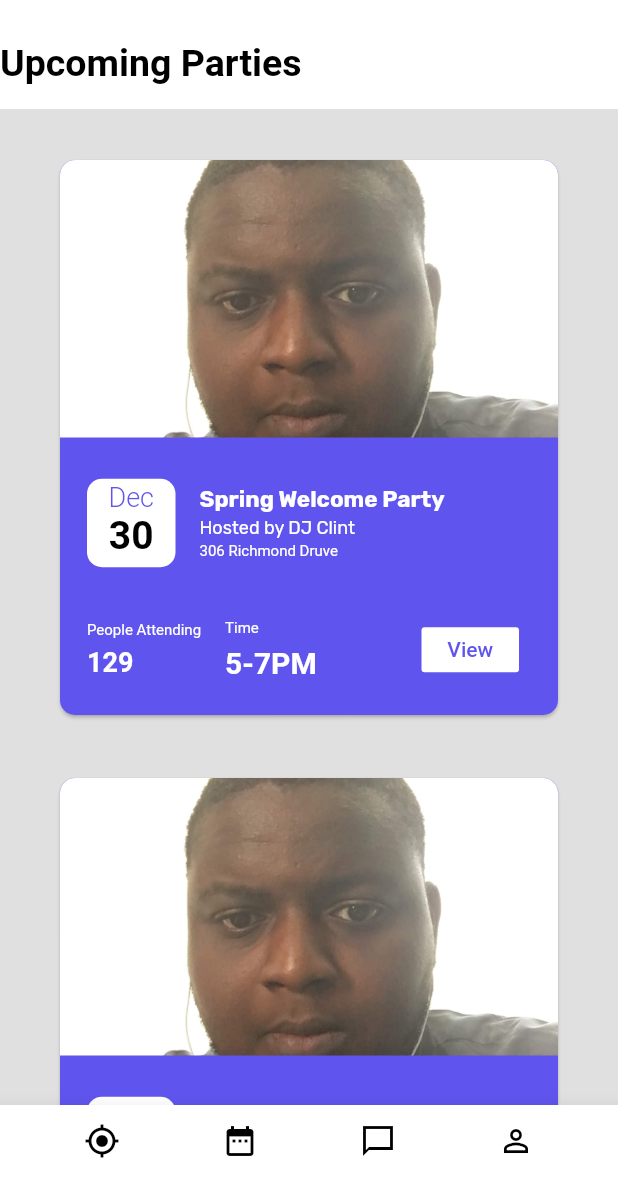
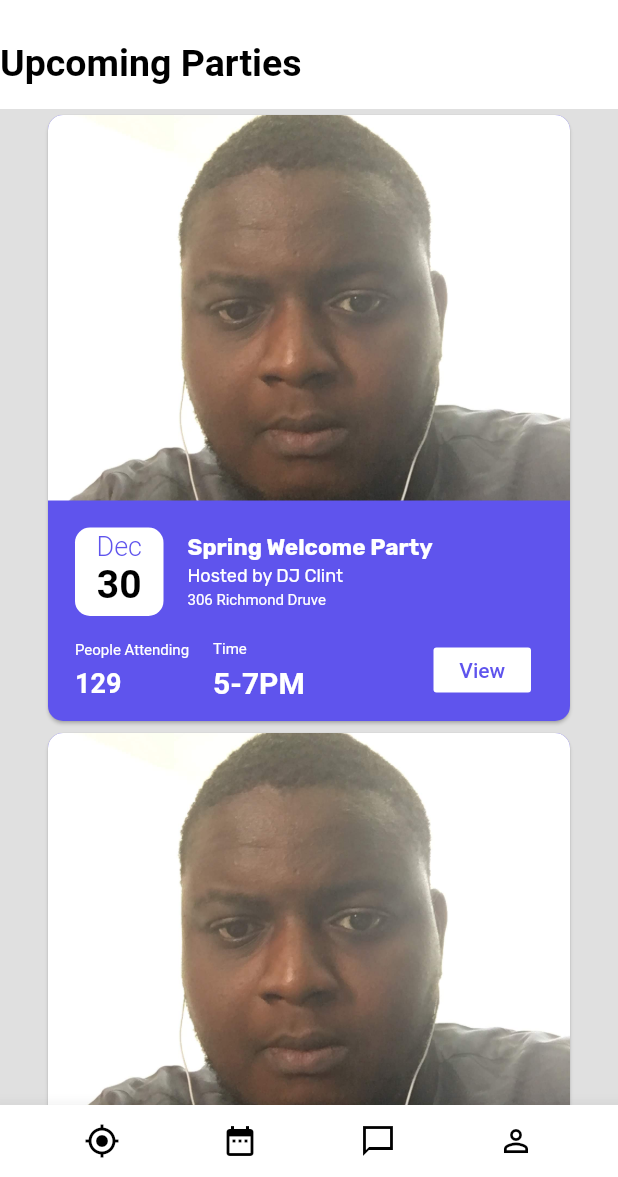
Before and after one commit to CalmExperts/Haus_party, a Flutter app: the MyHomePage screen opened directly, after a tap on the "card travel" icon, on a phone screen of 412 x 824 dp, the part 59-1236 px from its top. Run offline on Flutter 3.47's test engine with Material 2 defaults, Android fonts, the phone set to English and light mode, and no system bars; our stand-ins replace device_preview, flushbar, flutter_credit_card, google_fonts, google_maps_flutter and 3 more; missing offline and left inert: dart:ffi; accounts and stored records are empty; Roboto replaces fonts that are missing (Sofia, Varela).

Commit message:
responsive layout

```diff
--- a/lib/home_cards.dart
+++ b/lib/home_cards.dart
@@ -6,12 +6,14 @@ class PartyCard extends StatelessWidget {
   @override
   Widget build(BuildContext context) {
     return Container(
-      height: MediaQuery.of(context).size.height * 0.50,
+     padding: EdgeInsets.only(bottom:16),
+
+      height: MediaQuery.of(context).size.height * 0.5,
       child: ListView.builder(
         scrollDirection: Axis.horizontal,
         physics: BouncingScrollPhysics(),
         itemCount: 3,
-        itemExtent: MediaQuery.of(context).size.height * 0.533,
+        itemExtent: MediaQuery.of(context).size.width ,
         itemBuilder: (BuildContext context, int i) => CardItem(),
       ),
     );
@@ -25,8 +27,9 @@ class CardItem extends StatelessWidget {
 
   @override
   Widget build(BuildContext context) {
-    return Padding(
-      padding: const EdgeInsets.fromLTRB(16, 30, 16, 4),
+    return
+    Padding(
+      padding: const EdgeInsets.fromLTRB(8, 0, 08, 0),
       child: Card(
         // color: Colors.red,
         color: Color(0xFF5F54ED),
@@ -54,7 +57,7 @@ class CardItem extends StatelessWidget {
               ),
             ),
           ),
-          Flexible(child: Content())
+          Container(child: Content())
         ]),
       ),
     );
--- a/lib/main.dart
+++ b/lib/main.dart
@@ -1,4 +1,5 @@
 import 'dart:async';
+import 'package:device_preview/device_preview.dart';
 import 'package:flutter/material.dart';
 import 'package:haus_party/home_cards.dart';
 import 'package:haus_party/home_page_alt.dart';
@@ -17,7 +18,13 @@ import 'package:flutter_localizations/flutter_localizations.dart';
 import 'bottom_bar.dart';
 import 'location_settings.dart';
 
-void main() => runApp(MyApp());
+// void main() => runApp(MyApp());
+
+void main() {
+  runApp(DevicePreview(builder: (_) => MyApp(),
+  enabled: true,
+  ));
+}
 
 class MyApp extends StatelessWidget {
   // This widget is the root of your application.
@@ -49,6 +56,8 @@ class MyApp extends StatelessWidget {
           // is not restarted.
           primarySwatch: Colors.blue,
         ),
+              builder: DevicePreview.appBuilder,
+      locale: DevicePreview.locale(context),
         home: MyHomePage(
           title: 'Haus Party',
         ),
@@ -236,14 +245,16 @@ class _MyHomePageState extends State<MyHomePage>
                   ),
                 ),
               ),
-              Padding(
-                padding: const EdgeInsets.only(top: 188.0),
-                child: PartyCard(),
-              ),
+              Align(
+                alignment: Alignment.bottomCenter,
+
+                child: PartyCard()),
+
             ],
           ),
         ),
       ),
+
       bottomNavigationBar: BottomBar(),
     );
   }
```
